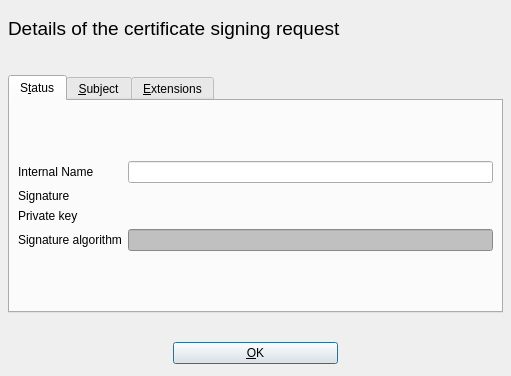
First picture: the form in ui/ReqDetail.ui, repository chris2511/xca, before the edit.
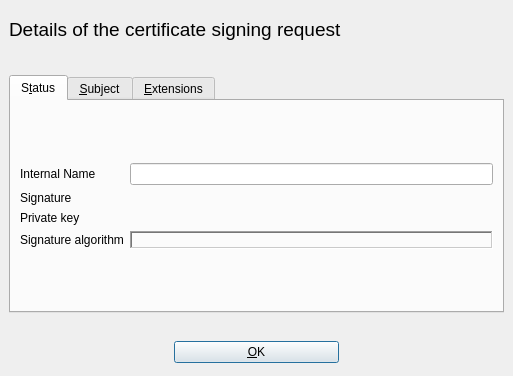
Second picture: the form after the edit. Custom widgets are drawn as their Qt base class.

Commit message: fix typo in cert details and switch hash-algo from LineEdit to Label for consistency

What changed in the file:
```diff
--- a/ui/ReqDetail.ui
+++ b/ui/ReqDetail.ui
@@ -8,13 +8,13 @@
    <rect>
     <x>0</x>
     <y>0</y>
-    <width>511</width>
+    <width>513</width>
     <height>376</height>
    </rect>
   </property>
   <layout class="QVBoxLayout" >
    <property name="margin" >
-    <number>8</number>
+    <number>9</number>
    </property>
    <property name="spacing" >
     <number>6</number>
@@ -92,7 +92,7 @@
      </property>
      <property name="sizeHint" >
       <size>
-       <width>493</width>
+       <width>495</width>
        <height>16</height>
       </size>
      </property>
@@ -106,7 +106,7 @@
       </attribute>
       <layout class="QVBoxLayout" >
        <property name="margin" >
-        <number>8</number>
+        <number>9</number>
        </property>
        <property name="spacing" >
         <number>6</number>
@@ -135,282 +135,6 @@
          <property name="spacing" >
           <number>6</number>
          </property>
-         <item row="0" column="0" >
-          <widget class="QLabel" name="TextLabel2" >
-           <property name="text" >
-            <string>Internal Name</string>
-           </property>
-          </widget>
-         </item>
-         <item row="3" column="1" >
-          <widget class="QLineEdit" name="sigAlgo" >
-           <property name="palette" >
-            <palette>
-             <active>
-              <color>
-               <red>128</red>
-               <green>128</green>
-               <blue>128</blue>
-              </color>
-              <color>
-               <red>192</red>
-               <green>192</green>
-               <blue>192</blue>
-              </color>
-              <color>
-               <red>255</red>
-               <green>255</green>
-               <blue>255</blue>
-              </color>
-              <color>
-               <red>223</red>
-               <green>223</green>
-               <blue>223</blue>
-              </color>
-              <color>
-               <red>128</red>
-               <green>128</green>
-               <blue>128</blue>
-              </color>
-              <color>
-               <red>160</red>
-               <green>160</green>
-               <blue>164</blue>
-              </color>
-              <color>
-               <red>128</red>
-               <green>128</green>
-               <blue>128</blue>
-              </color>
-              <color>
-               <red>255</red>
-               <green>255</green>
-               <blue>255</blue>
-              </color>
-              <color>
-               <red>128</red>
-               <green>128</green>
-               <blue>128</blue>
-              </color>
-              <color>
-               <red>192</red>
-               <green>192</green>
-               <blue>192</blue>
-              </color>
-              <color>
-               <red>192</red>
-               <green>192</green>
-               <blue>192</blue>
-              </color>
-              <color>
-               <red>0</red>
-               <green>0</green>
-               <blue>0</blue>
-              </color>
-              <color>
-               <red>0</red>
-               <green>0</green>
-               <blue>128</blue>
-              </color>
-              <color>
-               <red>255</red>
-               <green>255</green>
-               <blue>255</blue>
-              </color>
-              <color>
-               <red>0</red>
-               <green>0</green>
-               <blue>255</blue>
-              </color>
-              <color>
-               <red>255</red>
-               <green>0</green>
-               <blue>255</blue>
-              </color>
-              <color>
-               <red>231</red>
-               <green>231</green>
-               <blue>231</blue>
-              </color>
-             </active>
-             <inactive>
-              <color>
-               <red>128</red>
-               <green>128</green>
-               <blue>128</blue>
-              </color>
-              <color>
-               <red>192</red>
-               <green>192</green>
-               <blue>192</blue>
-              </color>
-              <color>
-               <red>255</red>
-               <green>255</green>
-               <blue>255</blue>
-              </color>
-              <color>
-               <red>223</red>
-               <green>223</green>
-               <blue>223</blue>
-              </color>
-              <color>
-               <red>128</red>
-               <green>128</green>
-               <blue>128</blue>
-              </color>
-              <color>
-               <red>160</red>
-               <green>160</green>
-               <blue>164</blue>
-              </color>
-              <color>
-               <red>128</red>
-               <green>128</green>
-               <blue>128</blue>
-              </color>
-              <color>
-               <red>255</red>
-               <green>255</green>
-               <blue>255</blue>
-              </color>
-              <color>
-               <red>128</red>
-               <green>128</green>
-               <blue>128</blue>
-              </color>
-              <color>
-               <red>192</red>
-               <green>192</green>
-               <blue>192</blue>
-              </color>
-              <color>
-               <red>192</red>
-               <green>192</green>
-               <blue>192</blue>
-              </color>
-              <color>
-               <red>0</red>
-               <green>0</green>
-               <blue>0</blue>
-              </color>
-              <color>
-               <red>0</red>
-               <green>0</green>
-               <blue>128</blue>
-              </color>
-              <color>
-               <red>255</red>
-               <green>255</green>
-               <blue>255</blue>
-              </color>
-              <color>
-               <red>0</red>
-               <green>0</green>
-               <blue>255</blue>
-              </color>
-              <color>
-               <red>255</red>
-               <green>0</green>
-               <blue>255</blue>
-              </color>
-              <color>
-               <red>231</red>
-               <green>231</green>
-               <blue>231</blue>
-              </color>
-             </inactive>
-             <disabled>
-              <color>
-               <red>128</red>
-               <green>128</green>
-               <blue>128</blue>
-              </color>
-              <color>
-               <red>192</red>
-               <green>192</green>
-               <blue>192</blue>
-              </color>
-              <color>
-               <red>255</red>
-               <green>255</green>
-               <blue>255</blue>
-              </color>
-              <color>
-               <red>223</red>
-               <green>223</green>
-               <blue>223</blue>
-              </color>
-              <color>
-               <red>128</red>
-               <green>128</green>
-               <blue>128</blue>
-              </color>
-              <color>
-               <red>160</red>
-               <green>160</green>
-               <blue>164</blue>
-              </color>
-              <color>
-               <red>128</red>
-               <green>128</green>
-               <blue>128</blue>
-              </color>
-              <color>
-               <red>255</red>
-               <green>255</green>
-               <blue>255</blue>
-              </color>
-              <color>
-               <red>128</red>
-               <green>128</green>
-               <blue>128</blue>
-              </color>
-              <color>
-               <red>192</red>
-               <green>192</green>
-               <blue>192</blue>
-              </color>
-              <color>
-               <red>192</red>
-               <green>192</green>
-               <blue>192</blue>
-              </color>
-              <color>
-               <red>0</red>
-               <green>0</green>
-               <blue>0</blue>
-              </color>
-              <color>
-               <red>0</red>
-               <green>0</green>
-               <blue>128</blue>
-              </color>
-              <color>
-               <red>255</red>
-               <green>255</green>
-               <blue>255</blue>
-              </color>
-              <color>
-               <red>0</red>
-               <green>0</green>
-               <blue>255</blue>
-              </color>
-              <color>
-               <red>255</red>
-               <green>0</green>
-               <blue>255</blue>
-              </color>
-              <color>
-               <red>231</red>
-               <green>231</green>
-               <blue>231</blue>
-              </color>
-             </disabled>
-            </palette>
-           </property>
-          </widget>
-         </item>
          <item row="0" column="1" >
           <widget class="QLineEdit" name="descr" >
            <property name="toolTip" >
@@ -418,6 +142,26 @@
            </property>
           </widget>
          </item>
+         <item row="3" column="1" >
+          <widget class="QLabel" name="sigAlgo" >
+           <property name="frameShape" >
+            <enum>QFrame::WinPanel</enum>
+           </property>
+           <property name="frameShadow" >
+            <enum>QFrame::Sunken</enum>
+           </property>
+           <property name="text" >
+            <string/>
+           </property>
+          </widget>
+         </item>
+         <item row="0" column="0" >
+          <widget class="QLabel" name="TextLabel2" >
+           <property name="text" >
+            <string>Internal Name</string>
+           </property>
+          </widget>
+         </item>
          <item row="2" column="0" >
           <widget class="QLabel" name="TextLabel6" >
            <property name="text" >
@@ -522,7 +266,7 @@
      </property>
      <property name="sizeHint" >
       <size>
-       <width>493</width>
+       <width>495</width>
        <height>16</height>
       </size>
      </property>
@@ -595,7 +339,7 @@
   </customwidget>
   <customwidget>
    <class>ClickLabel</class>
-   <extends>QWidget</extends>
+   <extends>QLabel</extends>
    <header>widgets/clicklabel.h</header>
    <container>0</container>
    <pixmap></pixmap>
```
Left out of the diff: 11 changed lines with no effect on the pictures. The commit also changes 3 other files.
